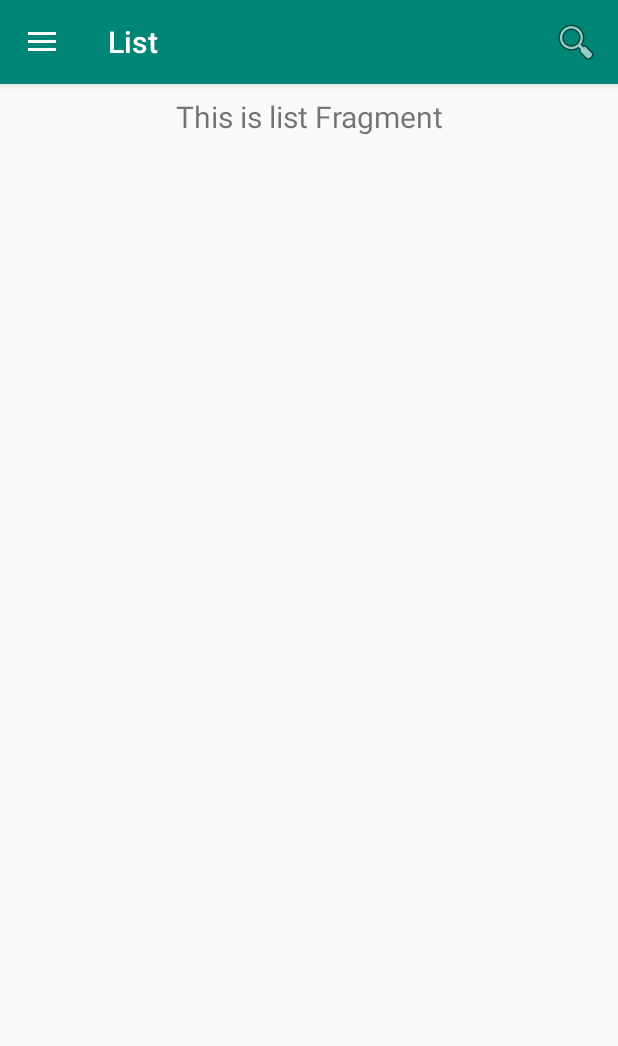
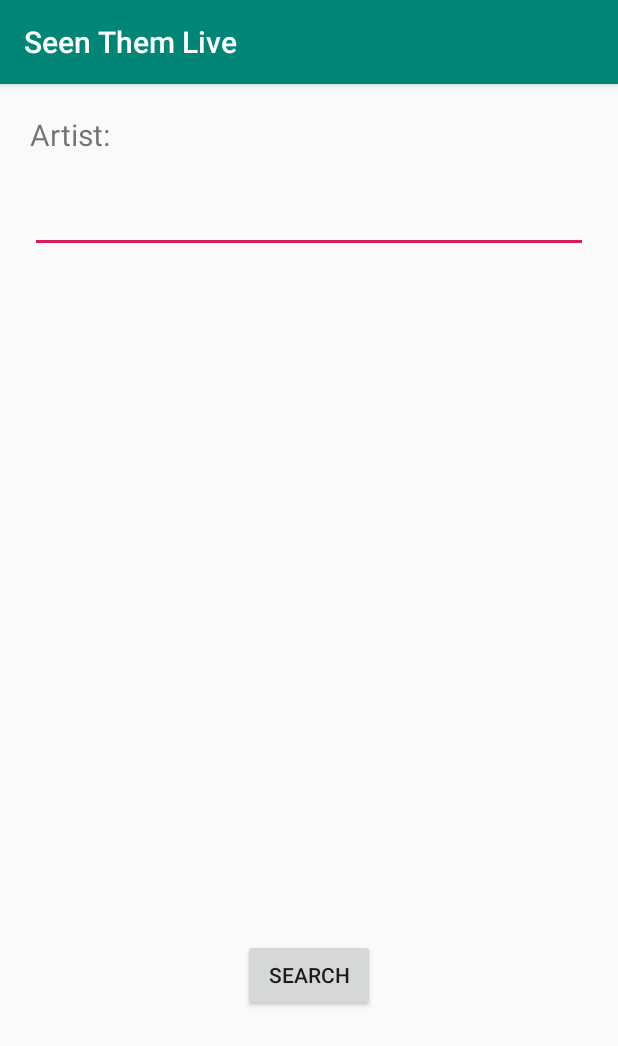
Before and after one commit to ajswago/seen-them-live, an Android app: the screen it shows after launch once a user with an empty profile is signed in (ViewConcertsActivity before the commit, SearchActivity after it), after a tap on "Search", on a phone screen of 412 x 824 dp. Shown: the top 1046 px of the screen. Run offline under Robolectric (Android 15) with nearby library versions, the phone set to English and light mode, and no system bars; our stand-ins replace Firebase (no records; nobody signed in at launch, a user with empty details on screens opened directly), navigation-ui; 1 statement that could not run was skipped.

Commit message:
Added setlist.fm integration
Added integration with setlist.fm setlist search
Added search Activity to search by artist

```diff
--- a/app/src/main/AndroidManifest.xml
+++ b/app/src/main/AndroidManifest.xml
@@ -9,10 +9,12 @@
         android:roundIcon="@mipmap/ic_launcher_round"
         android:supportsRtl="true"
         android:theme="@style/AppTheme">
+        <activity android:name=".ui.search.SearchResultActivity"></activity>
+        <activity android:name=".ui.search.SearchActivity" />
         <activity
             android:name=".ViewConcertsActivity"
             android:label="@string/title_activity_view_concerts"
-            android:theme="@style/AppTheme.NoActionBar"></activity>
+            android:theme="@style/AppTheme.NoActionBar" />
         <activity android:name=".BaseActivity" />
         <activity android:name=".LoginActivity">
             <intent-filter>
--- a/app/src/main/java/com/swago/seenthemlive/ViewConcertsActivity.kt
+++ b/app/src/main/java/com/swago/seenthemlive/ViewConcertsActivity.kt
@@ -18,6 +18,7 @@ import android.view.Menu
 import android.view.MenuItem
 import android.widget.Toast
 import com.google.firebase.auth.FirebaseUser
+import com.swago.seenthemlive.ui.search.SearchActivity
 
 class ViewConcertsActivity : AppCompatActivity() {
 
@@ -57,7 +58,9 @@ class ViewConcertsActivity : AppCompatActivity() {
     override fun onOptionsItemSelected(item: MenuItem): Boolean {
         when (item.itemId) {
             R.id.menu_search -> {
-                Toast.makeText(this,"Search", Toast.LENGTH_LONG).show()
+//                Toast.makeText(this,"Search", Toast.LENGTH_LONG).show()
+                val intent = SearchActivity.newIntent(this)
+                startActivity(intent)
                 return true
             }
         }
--- /dev/null
+++ b/app/src/main/java/com/swago/seenthemlive/api/setlistfm/Result.kt
@@ -0,0 +1,6 @@
+package com.swago.seenthemlive.api.setlistfm
+
+sealed class Result<out T: Any> {
+    data class Success<out T : Any>(val data: T) : Result<T>()
+    data class Error(val exception: Exception) : Result<Nothing>()
+}
--- /dev/null
+++ b/app/src/main/java/com/swago/seenthemlive/ui/search/SearchActivity.kt
@@ -0,0 +1,41 @@
+package com.swago.seenthemlive.ui.search
+
+import android.content.Context
+import android.content.Intent
+import androidx.appcompat.app.AppCompatActivity
+import android.os.Bundle
+import android.widget.Button
+import android.widget.EditText
+import android.widget.Toast
+import com.swago.seenthemlive.R
+
+class SearchActivity : AppCompatActivity() {
+
+    override fun onCreate(savedInstanceState: Bundle?
+    ) {
+        super.onCreate(savedInstanceState)
+        setContentView(R.layout.activity_search)
+
+        val artistField: EditText = findViewById(R.id.artist_field)
+        val searchButton: Button = findViewById(R.id.search_button)
+        searchButton.setOnClickListener { view ->
+            if (validateForm()) {
+//                Toast.makeText(this,"Artist:"+artistField.text, Toast.LENGTH_LONG).show()
+                val intent = SearchResultActivity.newIntent(this, artistMbid = null, artistName = artistField.text.toString())
+                startActivity(intent)
+            }
+        }
+    }
+
+    fun validateForm(): Boolean {
+        return true
+    }
+
+    companion object {
+
+        fun newIntent(context: Context): Intent {
+            val intent = Intent(context, SearchActivity::class.java)
+            return intent
+        }
+    }
+}
--- /dev/null
+++ b/app/src/main/res/layout/activity_search.xml
@@ -0,0 +1,36 @@
+<?xml version="1.0" encoding="utf-8"?>
+<androidx.constraintlayout.widget.ConstraintLayout xmlns:android="http://schemas.android.com/apk/res/android"
+    xmlns:app="http://schemas.android.com/apk/res-auto"
+    xmlns:tools="http://schemas.android.com/tools"
+    android:layout_width="match_parent"
+    android:layout_height="match_parent"
+    tools:context=".ui.search.SearchActivity">
+
+    <TextView
+        android:id="@+id/artist_label"
+        android:layout_width="wrap_content"
+        android:layout_height="wrap_content"
+        app:layout_constraintTop_toTopOf="parent"
+        app:layout_constraintStart_toStartOf="parent"
+        android:text="@string/artist_label"
+        android:layout_margin="20dp"
+        android:textSize="20sp"/>
+
+    <EditText
+        android:id="@+id/artist_field"
+        android:layout_width="match_parent"
+        android:layout_height="wrap_content"
+        app:layout_constraintTop_toBottomOf="@id/artist_label"
+        android:layout_margin="20dp"/>
+
+    <Button
+        android:id="@+id/search_button"
+        android:layout_width="wrap_content"
+        android:layout_height="wrap_content"
+        app:layout_constraintBottom_toBottomOf="parent"
+        app:layout_constraintStart_toStartOf="parent"
+        app:layout_constraintEnd_toEndOf="parent"
+        android:layout_marginBottom="150dp"
+        android:text="@string/search"/>
+
+</androidx.constraintlayout.widget.ConstraintLayout>
--- a/app/src/main/res/values/strings.xml
+++ b/app/src/main/res/values/strings.xml
@@ -14,4 +14,7 @@
     <string name="menu_map">Map</string>
     <string name="menu_friends">Friends</string>
     <string name="title_activity_view_concerts">ViewConcertsActivity</string>
+
+    <string name="artist_label">Artist:</string>
+    <string name="search">Search</string>
 </resources>
```
Also changed, not shown: app/build.gradle (+34 -0 lines), app/src/main/java/com/swago/seenthemlive/api/setlistfm/BaseRepository.kt (added, +33 -0 lines), app/src/main/java/com/swago/seenthemlive/api/setlistfm/Search.kt (added, +96 -0 lines), app/src/main/java/com/swago/seenthemlive/api/setlistfm/SearchRepository.kt (added, +47 -0 lines), app/src/main/java/com/swago/seenthemlive/api/setlistfm/SetlistfmApiBuilder.kt (added, +56 -0 lines), app/src/main/java/com/swago/seenthemlive/ui/search/SearchResultActivity.kt (added, +94 -0 lines), app/src/main/java/com/swago/seenthemlive/ui/search/SearchResultViewModel.kt (added, +66 -0 lines), app/src/main/res/layout/activity_search_result.xml (added, +9 -0 lines).
